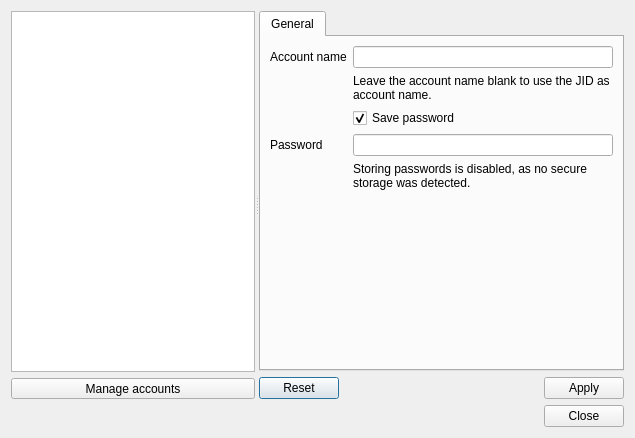
First picture: the form in data/dlg_account_manager.ui, repository jabbercat/jabbercat, before the edit.
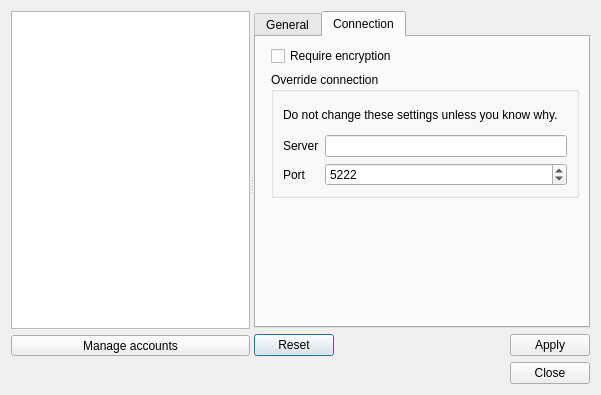
Second picture: the form after the edit. The open tabs and pages were chosen to show the change. Icons and pictures are not drawn.

Commit message:
A lot of changes referring to different things
Sorry for the huge commit, there is still lots of design going on in my
head. This provides a basic working roster model implementation and
account management (without deletion).

There might be loose ends, such as account info input validation, roster
storage and synchronization and similar issues.

Diff of the .ui file:
```diff
--- a/data/dlg_account_manager.ui
+++ b/data/dlg_account_manager.ui
@@ -6,8 +6,8 @@
    <rect>
     <x>0</x>
     <y>0</y>
-    <width>635</width>
-    <height>438</height>
+    <width>601</width>
+    <height>395</height>
    </rect>
   </property>
   <property name="windowTitle">
@@ -22,7 +22,7 @@
      <property name="childrenCollapsible">
       <bool>false</bool>
      </property>
-     <widget class="QWidget" name="">
+     <widget class="QWidget" name="layoutWidget">
       <layout class="QVBoxLayout" name="verticalLayout">
        <item>
         <widget class="QTableView" name="account_list">
@@ -106,6 +106,18 @@
        </sizepolicy>
       </property>
       <layout class="QVBoxLayout" name="verticalLayout_2">
+       <property name="leftMargin">
+        <number>0</number>
+       </property>
+       <property name="topMargin">
+        <number>0</number>
+       </property>
+       <property name="rightMargin">
+        <number>0</number>
+       </property>
+       <property name="bottomMargin">
+        <number>0</number>
+       </property>
        <item>
         <widget class="QTabWidget" name="tabWidget">
          <property name="currentIndex">
@@ -119,30 +131,7 @@
            <property name="fieldGrowthPolicy">
             <enum>QFormLayout::AllNonFixedFieldsGrow</enum>
            </property>
-           <item row="0" column="0">
-            <widget class="QLabel" name="label_3">
-             <property name="text">
-              <string>Account name</string>
-             </property>
-            </widget>
-           </item>
-           <item row="0" column="1">
-            <widget class="QLineEdit" name="acc_name"/>
-           </item>
            <item row="1" column="1">
-            <widget class="QLabel" name="label_4">
-             <property name="text">
-              <string>Leave the account name blank to use the JID as account name.</string>
-             </property>
-             <property name="textFormat">
-              <enum>Qt::AutoText</enum>
-             </property>
-             <property name="wordWrap">
-              <bool>true</bool>
-             </property>
-            </widget>
-           </item>
-           <item row="2" column="1">
             <widget class="QCheckBox" name="acc_save_password">
              <property name="text">
               <string>Save password</string>
@@ -155,21 +144,21 @@
              </property>
             </widget>
            </item>
-           <item row="3" column="0">
+           <item row="2" column="0">
             <widget class="QLabel" name="label_2">
              <property name="text">
               <string>Password</string>
              </property>
             </widget>
            </item>
-           <item row="3" column="1">
+           <item row="2" column="1">
             <widget class="QLineEdit" name="acc_password">
              <property name="echoMode">
               <enum>QLineEdit::Password</enum>
              </property>
             </widget>
            </item>
-           <item row="4" column="1">
+           <item row="3" column="1">
             <widget class="QLabel" name="acc_password_warning">
              <property name="text">
               <string>Storing passwords is disabled, as no secure storage was detected.</string>
@@ -179,6 +168,93 @@
              </property>
             </widget>
            </item>
+           <item row="0" column="0">
+            <widget class="QLabel" name="label_5">
+             <property name="text">
+              <string>Resource</string>
+             </property>
+            </widget>
+           </item>
+           <item row="0" column="1">
+            <widget class="QLineEdit" name="acc_resource">
+             <property name="toolTip">
+              <string>&lt;html&gt;&lt;head/&gt;&lt;body&gt;&lt;p&gt;The resource identifies this machine. If you leave this blank, a resource will be assigned automatically by the server.&lt;/p&gt;&lt;/body&gt;&lt;/html&gt;</string>
+             </property>
+             <property name="whatsThis">
+              <string>&lt;html&gt;&lt;head/&gt;&lt;body&gt;&lt;p&gt;The resource identifies this machine. You can be logged in using the same XMPP account with multiple clients at the same time. Each client needs a unique resource name.&lt;/p&gt;&lt;p&gt;If you leave this blank, a resource will be assigned automatically by the server.&lt;/p&gt;&lt;/body&gt;&lt;/html&gt;</string>
+             </property>
+            </widget>
+           </item>
+          </layout>
+         </widget>
+         <widget class="QWidget" name="tab_connection">
+          <attribute name="title">
+           <string>Connection</string>
+          </attribute>
+          <layout class="QFormLayout" name="formLayout_2">
+           <property name="fieldGrowthPolicy">
+            <enum>QFormLayout::AllNonFixedFieldsGrow</enum>
+           </property>
+           <item row="0" column="1">
+            <widget class="QCheckBox" name="acc_require_encryption">
+             <property name="text">
+              <string>Require encryption</string>
+             </property>
+            </widget>
+           </item>
+           <item row="1" column="1">
+            <widget class="QGroupBox" name="groupBox">
+             <property name="title">
+              <string>Override connection</string>
+             </property>
+             <layout class="QVBoxLayout" name="verticalLayout_4">
+              <item>
+               <widget class="QLabel" name="label_4">
+                <property name="text">
+                 <string>Do not change these settings unless you know why.</string>
+                </property>
+                <property name="wordWrap">
+                 <bool>true</bool>
+                </property>
+               </widget>
+              </item>
+              <item>
+               <layout class="QFormLayout" name="formLayout_3">
+                <item row="0" column="0">
+                 <widget class="QLabel" name="label">
+                  <property name="text">
+                   <string>Server</string>
+                  </property>
+                 </widget>
+                </item>
+                <item row="0" column="1">
+                 <widget class="QLineEdit" name="acc_override_host"/>
+                </item>
+                <item row="1" column="1">
+                 <widget class="QSpinBox" name="acc_override_port">
+                  <property name="minimum">
+                   <number>1</number>
+                  </property>
+                  <property name="maximum">
+                   <number>65535</number>
+                  </property>
+                  <property name="value">
+                   <number>5222</number>
+                  </property>
+                 </widget>
+                </item>
+                <item row="1" column="0">
+                 <widget class="QLabel" name="label_3">
+                  <property name="text">
+                   <string>Port</string>
+                  </property>
+                 </widget>
+                </item>
+               </layout>
+              </item>
+             </layout>
+            </widget>
+           </item>
           </layout>
          </widget>
         </widget>
```
Left out of the diff: 14 changed lines with no effect on the pictures. The commit also changes 2 other files.
